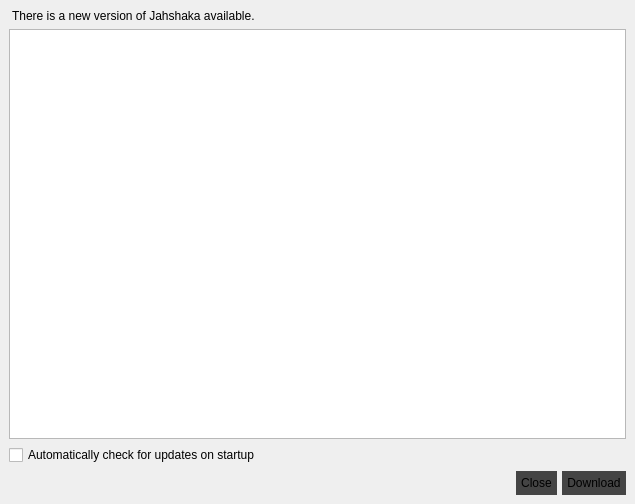
This is src/dialogs/softwareupdatedialog.ui in jahshaka/Studio as Qt 5 draws it before an edit. The edited form follows.
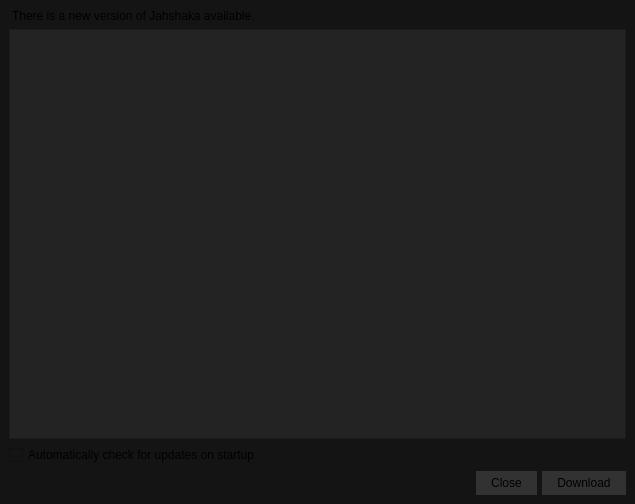
This is the edited form.

Commit message: Applied css to software downloader ui dialog

```diff
--- a/src/dialogs/softwareupdatedialog.ui
+++ b/src/dialogs/softwareupdatedialog.ui
@@ -65,6 +65,10 @@
    </property>
    <item row="0" column="0">
     <widget class="QWidget" name="widget" native="true">
+     <property name="styleSheet">
+      <string notr="true">background:rgba(20,20,20,1);
+color:rgba(255,255,255,.95);</string>
+     </property>
      <layout class="QVBoxLayout" name="verticalLayout">
       <item>
        <widget class="QLabel" name="label">
@@ -75,6 +79,9 @@
       </item>
       <item>
        <widget class="QTextEdit" name="textEdit">
+        <property name="styleSheet">
+         <string notr="true">background:rgba(35,35,35,1);</string>
+        </property>
         <property name="readOnly">
          <bool>true</bool>
         </property>
@@ -120,6 +127,18 @@
          </item>
          <item>
           <widget class="QPushButton" name="pushButton_2">
+           <property name="styleSheet">
+            <string notr="true">QPushButton{
+	padding: 5px 15px;
+background:rgba(50,50,50,1);
+border: 1px solid rgba(0,0,0,.1);
+}
+
+QPushButton:hover{
+	background: rgba(40,128, 185,.9);
+
+}</string>
+           </property>
            <property name="text">
             <string>Close</string>
            </property>
@@ -127,6 +146,18 @@
          </item>
          <item>
           <widget class="QPushButton" name="pushButton">
+           <property name="styleSheet">
+            <string notr="true">QPushButton{
+	padding: 5px 15px;
+background:rgba(50,50,50,1);
+border: 1px solid rgba(0,0,0,.1);
+}
+
+QPushButton:hover{
+	background: rgba(40,128, 185,.9);
+
+}</string>
+           </property>
            <property name="text">
             <string>Download</string>
            </property>
```
